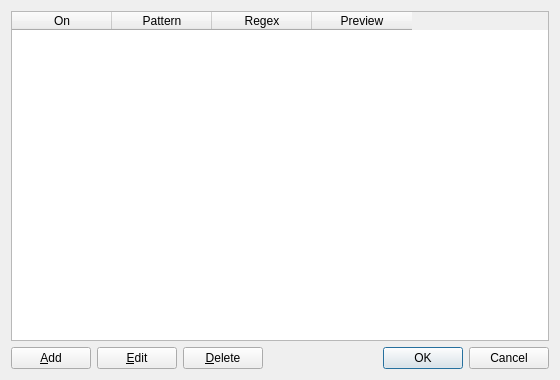
Qt form gui/HighlightingDialog.ui (metr0n0m/Yata) before a commit.
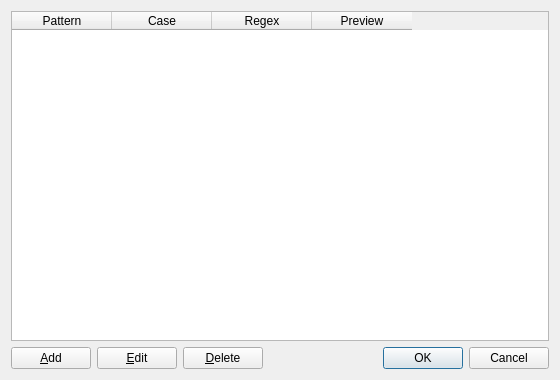
The same form after that commit.

Commit message: Fix highlighting dialog: Edit/Delete buttons, case sensitivity, no duplicates, live preview on Preferences palette

What changed in the file:
```diff
--- a/gui/HighlightingDialog.ui
+++ b/gui/HighlightingDialog.ui
@@ -27,12 +27,12 @@
      </property>
      <column>
       <property name="text">
-       <string>On</string>
+       <string>Pattern</string>
       </property>
      </column>
      <column>
       <property name="text">
-       <string>Pattern</string>
+       <string>Case</string>
       </property>
      </column>
      <column>
```
The commit also changes 12 other files.
